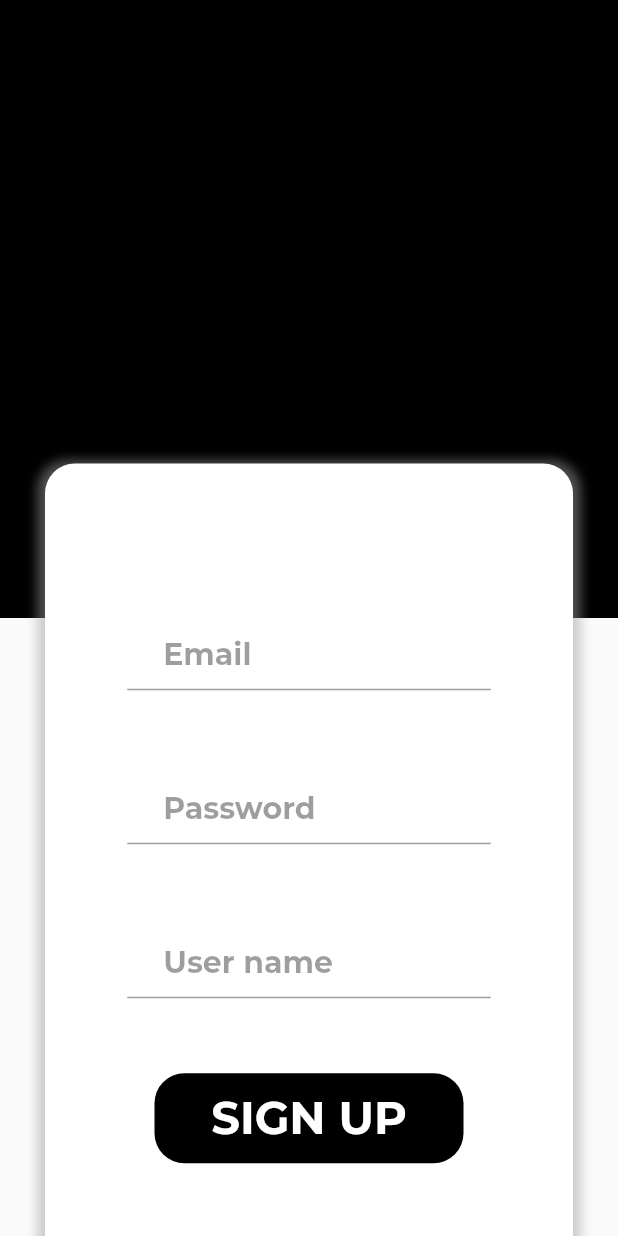
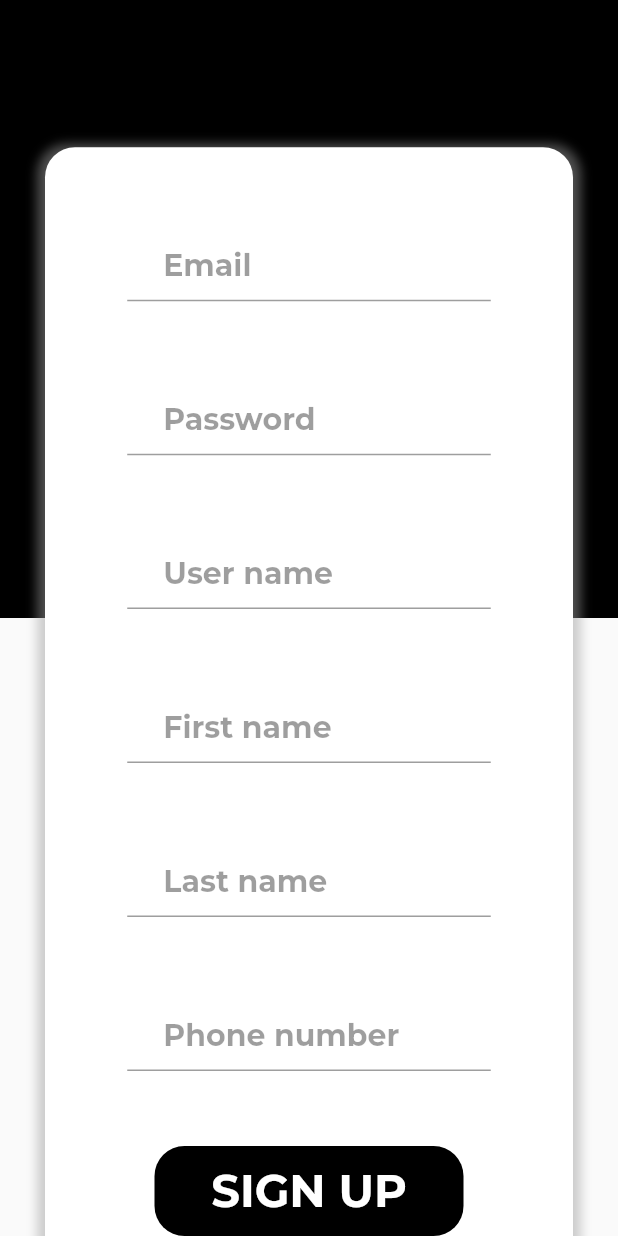
Before and after one commit to zackiex/conference-mobil-app-, a Flutter app: the RegisterScreen screen opened directly, on a phone screen of 412 x 824 dp. Run offline on Flutter 3.47's test engine with Material 2 defaults, Android fonts, the phone set to English and light mode, and no system bars; our stand-ins replace cloud_firestore, firebase_auth, firebase_core, flutter_custom_clippers, google_fonts, introduction_screen and 1 more; missing offline and left inert: flutter_gradient_colors, jitsi_meet; accounts and stored records are empty; network calls fail.

Commit message:
First Upload V2

```diff
--- a/lib/authentication/loginschreen.dart
+++ b/lib/authentication/loginschreen.dart
@@ -78,6 +78,9 @@ class _LoginScreenState extends State<LoginScreen> {
                     child: TextField(
                       style: mystyle(18, Colors.black87),
                       controller: passwordcontroller,
+                      obscureText: true,
+                      enableSuggestions: false,
+                      autocorrect: false,
                       decoration: InputDecoration(
                           hintText: "Password",
                           prefix: Icon(Icons.lock_outline),
--- a/lib/authentication/registerscreen.dart
+++ b/lib/authentication/registerscreen.dart
@@ -15,9 +15,13 @@ class _RegisterScreenState extends State<RegisterScreen> {
   TextEditingController emailcontroller = TextEditingController();
   TextEditingController passwordcontroller = TextEditingController();
   TextEditingController usernamecontroller = TextEditingController();
+  TextEditingController firstnamecontroller = TextEditingController();
+  TextEditingController lastnamecontroller = TextEditingController();
+  TextEditingController phonenumbercontroller = TextEditingController();
 
   @override
   Widget build(BuildContext context) {
+    final isKeyboard = MediaQuery.of(context).viewInsets.bottom != 0;
     return Scaffold(
       backgroundColor: Colors.grey[250],
       body: Stack(
@@ -36,9 +40,10 @@ class _RegisterScreenState extends State<RegisterScreen> {
           ),
           Align(
             alignment: Alignment.bottomCenter,
+            child: SingleChildScrollView(
               child: Container(
                 width: MediaQuery.of(context).size.width,
-              height: MediaQuery.of(context).size.height / 1.6,
+                //height: MediaQuery.of(context).size.height / 1.6,
                 margin: EdgeInsets.only(left: 30, right: 30),
                 decoration: BoxDecoration(
                     boxShadow: [
@@ -80,6 +85,9 @@ class _RegisterScreenState extends State<RegisterScreen> {
                       child: TextField(
                         style: mystyle(18, Colors.black87),
                         controller: passwordcontroller,
+                        obscureText: true,
+                        enableSuggestions: false,
+                        autocorrect: false,
                         decoration: InputDecoration(
                             hintText: "Password",
                             prefix: Icon(Icons.lock_outline),
@@ -105,6 +113,51 @@ class _RegisterScreenState extends State<RegisterScreen> {
                     SizedBox(
                       height: 50,
                     ),
+                    Container(
+                      width: MediaQuery.of(context).size.width / 1.7,
+                      child: TextField(
+                        style: mystyle(18, Colors.black87),
+                        controller: firstnamecontroller,
+                        decoration: InputDecoration(
+                            hintText: "First name",
+                            prefix: Icon(Icons.account_box),
+                            hintStyle:
+                                mystyle(20, Colors.black38, FontWeight.w700)),
+                      ),
+                    ),
+                    SizedBox(
+                      height: 50,
+                    ),
+                    Container(
+                      width: MediaQuery.of(context).size.width / 1.7,
+                      child: TextField(
+                        style: mystyle(18, Colors.black87),
+                        controller: lastnamecontroller,
+                        decoration: InputDecoration(
+                            hintText: "Last name",
+                            prefix: Icon(Icons.account_box),
+                            hintStyle:
+                                mystyle(20, Colors.black38, FontWeight.w700)),
+                      ),
+                    ),
+                    SizedBox(
+                      height: 50,
+                    ),
+                    Container(
+                      width: MediaQuery.of(context).size.width / 1.7,
+                      child: TextField(
+                        style: mystyle(18, Colors.black87),
+                        controller: phonenumbercontroller,
+                        decoration: InputDecoration(
+                            hintText: "Phone number",
+                            prefix: Icon(Icons.phone),
+                            hintStyle:
+                                mystyle(20, Colors.black38, FontWeight.w700)),
+                      ),
+                    ),
+                    SizedBox(
+                      height: 50,
+                    ),
                     InkWell(
                       onTap: () {
                         try {
@@ -117,6 +170,9 @@ class _RegisterScreenState extends State<RegisterScreen> {
                               'username': usernamecontroller.text,
                               'password': passwordcontroller.text,
                               'email': emailcontroller.text,
+                              'firstName': firstnamecontroller.text,
+                              'lastName': lastnamecontroller.text,
+                              'PhoneNumber': phonenumbercontroller.text,
                               'uid': signeduser.user!.uid,
                             });
                           });
@@ -150,6 +206,7 @@ class _RegisterScreenState extends State<RegisterScreen> {
                   ],
                 ),
               ),
+            ),
           )
         ],
       ),
--- a/lib/screens/introauthscreen.dart
+++ b/lib/screens/introauthscreen.dart
@@ -16,8 +16,8 @@ class _IntroAuthScreenState extends State<IntroAuthScreen> {
     return IntroductionScreen(
       pages: [
         PageViewModel(
-            title: "Welcome",
-            body: "Welcome to Chat_App, for video conference",
+            title: "Herzlich willkommen",
+            body: "Welcome to Chat App, for video conference",
             image: Center(
               child: Image.asset('images/welcome.png', height: 175),
             ),
@@ -26,10 +26,10 @@ class _IntroAuthScreenState extends State<IntroAuthScreen> {
               titleTextStyle: mystyle(20, Colors.black),
             )),
         PageViewModel(
-            title: "Join or start mettings",
+            title: "Join or start Metings",
             body: "Easy to use",
             image: Center(
-              child: Image.asset('images/conference.png', height: 175),
+              child: Image.asset('images/conference.jpg', height: 175),
             ),
             decoration: PageDecoration(
               bodyTextStyle: mystyle(20, Colors.black),
```
Also changed, not shown: images/conference.png (deleted), images/secure.jpg. Lines whose indentation alone changed are shown as unchanged.
